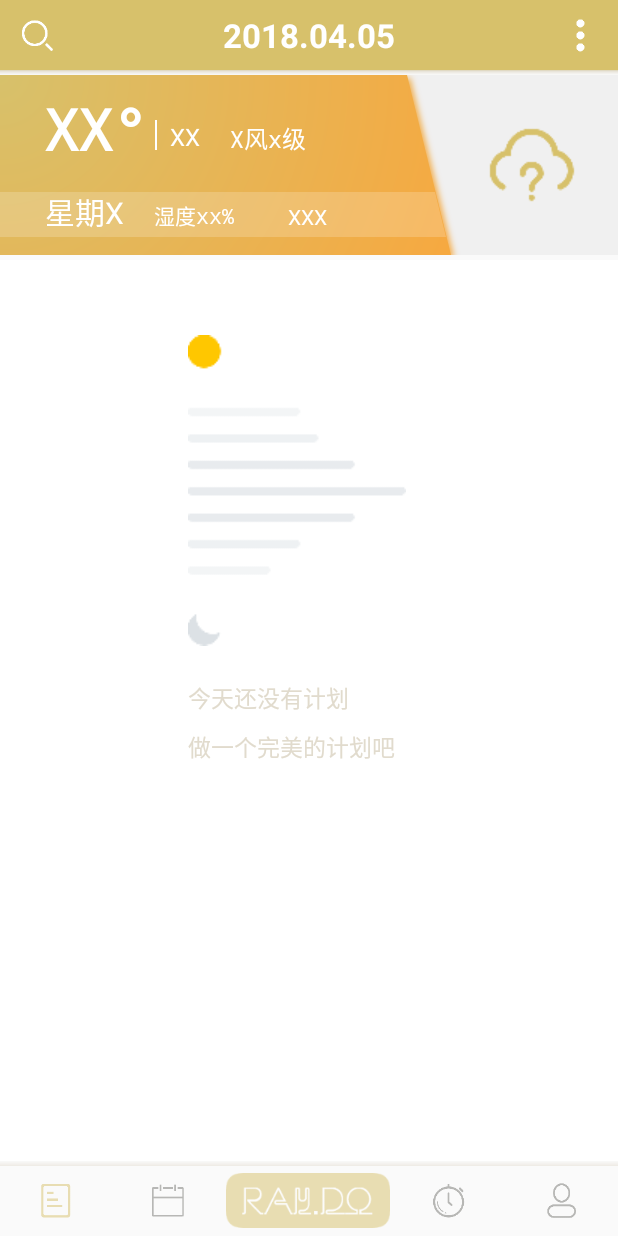
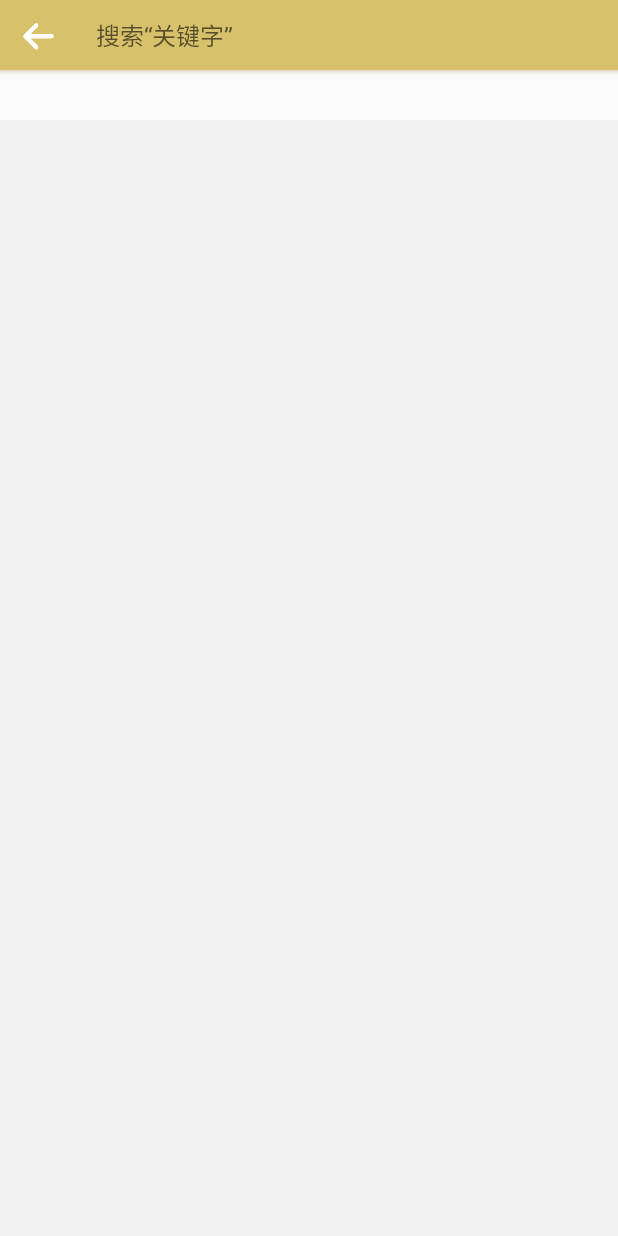
Before and after one commit to Raindus/Ray.do, an Android app: the screen it shows after launch (MainActivity before the commit, QueryActivity after it), after a tap on an icon or button, on a phone screen of 412 x 824 dp. Run offline under Robolectric (Android 15) with nearby library versions, the phone set to English and light mode, and no system bars; libraries missing offline, so code that uses them is left out: com.amap.api, com.haibin.calendarview, io.objectbox, io.objectbox.query; 11 statements that could not run were skipped.

Commit message:
完成 计划 “关键字” 匹配搜索

```diff
--- a/app/src/main/AndroidManifest.xml
+++ b/app/src/main/AndroidManifest.xml
@@ -38,6 +38,11 @@
                 <category android:name="android.intent.category.DEFAULT" />
             </intent-filter>
         </activity>
+        <activity android:name=".activity.QueryActivity">
+            <intent-filter>
+                <category android:name="android.intent.category.DEFAULT" />
+            </intent-filter>
+        </activity>
     </application>
 
 </manifest>
--- /dev/null
+++ b/app/src/main/java/com/raindus/raydo/activity/QueryActivity.java
@@ -0,0 +1,130 @@
+package com.raindus.raydo.activity;
+
+import android.os.Bundle;
+import android.support.v7.widget.LinearLayoutManager;
+import android.support.v7.widget.RecyclerView;
+import android.text.Editable;
+import android.text.TextWatcher;
+import android.view.View;
+import android.widget.EditText;
+import android.widget.ImageButton;
+import android.widget.RelativeLayout;
+import android.widget.TextView;
+
+import com.raindus.raydo.R;
+import com.raindus.raydo.dao.ObjectBox;
+import com.raindus.raydo.plan.PlanAdapter;
+import com.raindus.raydo.plan.entity.PlanEntity;
+
+import java.util.Arrays;
+import java.util.List;
+
+/**
+ * Created by Raindus on 2018/4/5.
+ */
+
+public class QueryActivity extends BaseActivity implements PlanAdapter.PlanAdapterListener {
+
+    private static final String QUERY_NUM = "共找到%d条计划";
+
+    private ImageButton mBtnClean;
+    private EditText mEtKeyword;
+
+    private TextView mTvNum;
+    private RelativeLayout mRlEmpty;
+    private RecyclerView mRvPlan;
+    private PlanAdapter mPlanAdapter;
+    private LinearLayoutManager mLayoutManager;
+
+    @Override
+    protected void onCreate(Bundle savedInstanceState) {
+        super.onCreate(savedInstanceState);
+        setContentView(R.layout.activity_query);
+
+        initView();
+    }
+
+    private void initView() {
+        findViewById(R.id.query_back).setOnClickListener(this);
+        mBtnClean = findViewById(R.id.query_clean);
+        mBtnClean.setOnClickListener(this);
+
+        mEtKeyword = findViewById(R.id.query_keyword);
+        mEtKeyword.addTextChangedListener(mQueryWatch);
+
+        mTvNum = findViewById(R.id.query_num);
+        mRlEmpty = findViewById(R.id.query_empty);
+
+        mRvPlan = findViewById(R.id.query_list);
+        mLayoutManager = new LinearLayoutManager(this);
+        mRvPlan.setLayoutManager(mLayoutManager);
+        mPlanAdapter = new PlanAdapter(this);
+        mPlanAdapter.setPlanAdapterListener(this);
+        mRvPlan.setAdapter(mPlanAdapter);
+    }
+
+    private TextWatcher mQueryWatch = new TextWatcher() {
+        @Override
+        public void beforeTextChanged(CharSequence s, int start, int count, int after) {
+        }
+
+        @Override
+        public void onTextChanged(CharSequence s, int start, int before, int count) {
+            if (s.length() == 0) {
+                mPlanAdapter.setPlanData(null);
+                mTvNum.setText("");
+                mBtnClean.setVisibility(View.INVISIBLE);
+                mRlEmpty.setVisibility(View.GONE);
+                return;
+            } else
+                mBtnClean.setVisibility(View.VISIBLE);
+
+            String text = s.toString().trim();
+            String[] split = text.split(" ");
+            List<PlanEntity> list = ObjectBox.PlanEntityBox.queryKeyword(getApplication(), split);
+
+            if (list == null)
+                mPlanAdapter.setPlanData(null);
+            else
+                mPlanAdapter.setPlanData(Arrays.asList(list.toArray(new Object[0])));
+        }
+
+        @Override
+        public void afterTextChanged(Editable s) {
+        }
+    };
+
+    @Override
+    public void onClick(View v) {
+        switch (v.getId()) {
+            case R.id.query_back:
+                finish();
+                break;
+            case R.id.query_clean:
+                mEtKeyword.setText("");
+                mBtnClean.setVisibility(View.INVISIBLE);
+                break;
+        }
+    }
+
+    @Override
+    public void onDataChanged(int itemCount) {
+        if (itemCount == 0) {
+            mRlEmpty.setVisibility(View.VISIBLE);
+            mTvNum.setText("");
+        } else {
+            mRlEmpty.setVisibility(View.GONE);
+            mTvNum.setText(String.format(QUERY_NUM, itemCount));
+        }
+    }
+
+    @Override
+    public void onPlanItemClick(View view, int position) {
+
+    }
+
+    @Override
+    public void onPlanItemLongClick(View view, int position) {
+
+    }
+}
--- a/app/src/main/java/com/raindus/raydo/calendar/PlanWeekView.java
+++ b/app/src/main/java/com/raindus/raydo/calendar/PlanWeekView.java
@@ -117,6 +117,8 @@ public class PlanWeekView extends WeekView {
         if (isSelected) {
             mPointPaint.setColor(Color.WHITE);
         } else {
+            if (calendar.isCurrentDay())// onDrawText 绘制，防止覆盖
+                return;
             mPointPaint.setColor(getResources().getColor(R.color.dandongshi));
         }
 
@@ -131,6 +133,8 @@ public class PlanWeekView extends WeekView {
 
         if (calendar.isCurrentDay() && !isSelected) {
             canvas.drawCircle(cx, cy, mRadius, mCurrentDayPaint);
+            mPointPaint.setColor(getResources().getColor(R.color.dandongshi));
+            canvas.drawCircle(x + mItemWidth / 2, mItemHeight - 3 * mPadding, mPointRadius, mPointPaint);
         }
 
         if (hasScheme) {
--- a/app/src/main/java/com/raindus/raydo/fragment/PlanFragment.java
+++ b/app/src/main/java/com/raindus/raydo/fragment/PlanFragment.java
@@ -17,6 +17,7 @@ import android.widget.Toast;
 import com.amap.api.location.AMapLocation;
 import com.amap.api.services.weather.LocalWeatherLive;
 import com.raindus.raydo.R;
+import com.raindus.raydo.activity.QueryActivity;
 import com.raindus.raydo.plan.PlanAdapter;
 import com.raindus.raydo.plan.PlanSort;
 import com.raindus.raydo.plan.PlanSortDelegate;
@@ -185,7 +186,7 @@ public class PlanFragment extends BaseFragment implements PlanAdapter.PlanAdapte
     public void onClick(View view) {
         switch (view.getId()) {
             case R.id.plan_search:
-                Toast.makeText(getActivity(), "search", Toast.LENGTH_SHORT).show();
+                overlay(QueryActivity.class);
                 break;
             case R.id.plan_more:
                 getView().findViewById(R.id.plan_more).performLongClick();
--- a/app/src/main/java/com/raindus/raydo/plan/PlanAdapter.java
+++ b/app/src/main/java/com/raindus/raydo/plan/PlanAdapter.java
@@ -2,9 +2,7 @@ package com.raindus.raydo.plan;
 
 import android.content.Context;
 import android.support.v7.widget.RecyclerView;
-import android.view.ContextMenu;
 import android.view.LayoutInflater;
-import android.view.MenuInflater;
 import android.view.View;
 import android.view.ViewGroup;
 import android.widget.ImageView;
@@ -15,7 +13,6 @@ import com.raindus.raydo.common.DateUtils;
 import com.raindus.raydo.plan.entity.PlanEntity;
 
 import java.util.ArrayList;
-import java.util.Date;
 import java.util.List;
 
 /**
@@ -84,12 +81,13 @@ public class PlanAdapter extends RecyclerView.Adapter {
 
     public void setPlanData(List<Object> data) {
         if (data == null)
-            mData.clear();
+            mData = new ArrayList<>();
         else
             mData = data;
 
         if (mPlanAdapterListener != null)
             mPlanAdapterListener.onDataChanged(mData.size());
+
         notifyDataSetChanged();
     }
 
--- /dev/null
+++ b/app/src/main/res/layout/activity_query.xml
@@ -0,0 +1,99 @@
+<?xml version="1.0" encoding="utf-8"?>
+<LinearLayout xmlns:android="http://schemas.android.com/apk/res/android"
+    android:layout_width="match_parent"
+    android:layout_height="match_parent"
+    android:orientation="vertical">
+
+    <RelativeLayout
+        android:layout_width="match_parent"
+        android:layout_height="50dp"
+        android:background="@drawable/titlebar_bottom_shadow">
+
+        <ImageButton
+            android:id="@+id/query_back"
+            android:layout_width="50dp"
+            android:layout_height="50dp"
+            android:background="?android:attr/selectableItemBackgroundBorderless"
+            android:scaleType="fitCenter"
+            android:scaleX="0.6"
+            android:scaleY="0.6"
+            android:src="@drawable/ic_action_back" />
+
+        <EditText
+            android:id="@+id/query_keyword"
+            android:layout_width="match_parent"
+            android:layout_height="match_parent"
+            android:layout_marginHorizontal="60dp"
+            android:gravity="center_vertical"
+            android:hint="搜索“关键字”"
+            android:singleLine="true"
+            android:textColor="@android:color/white"
+            android:textCursorDrawable="@null"
+            android:textSize="16dp" />
+
+        <ImageButton
+            android:id="@+id/query_clean"
+            android:layout_width="50dp"
+            android:layout_height="50dp"
+            android:layout_alignParentRight="true"
+            android:background="?android:attr/selectableItemBackgroundBorderless"
+            android:scaleType="fitCenter"
+            android:scaleX="0.5"
+            android:scaleY="0.5"
+            android:src="@drawable/ic_action_negative"
+            android:visibility="invisible" />
+    </RelativeLayout>
+
+    <FrameLayout
+        android:layout_width="match_parent"
+        android:layout_height="match_parent">
+
+        <LinearLayout
+            android:layout_width="match_parent"
+            android:layout_height="match_parent"
+            android:orientation="vertical">
+
+            <TextView
+                android:id="@+id/query_num"
+                android:layout_width="match_parent"
+                android:layout_height="30dp"
+                android:gravity="center_vertical"
+                android:paddingLeft="30dp"
+                android:textSize="12dp" />
+
+            <android.support.v7.widget.RecyclerView
+                android:id="@+id/query_list"
+                android:layout_width="match_parent"
+                android:layout_height="match_parent"
+                android:background="@color/w_background"
+                android:overScrollMode="never" />
+        </LinearLayout>
+
+        <RelativeLayout
+            android:id="@+id/query_empty"
+            android:layout_width="match_parent"
+            android:layout_height="match_parent"
+            android:background="@android:color/white"
+            android:visibility="gone">
+
+            <ImageView
+                android:layout_width="161dp"
+                android:layout_height="110dp"
+                android:layout_centerHorizontal="true"
+                android:layout_marginTop="60dp"
+                android:src="@drawable/query_empty" />
+
+            <TextView
+                android:layout_width="wrap_content"
+                android:layout_height="wrap_content"
+                android:layout_centerHorizontal="true"
+                android:layout_marginTop="200dp"
+                android:text="抱歉，没有找到相关计划"
+                android:textColor="@color/qianzonghui"
+                android:textSize="15dp" />
+
+        </RelativeLayout>
+
+    </FrameLayout>
+
+</LinearLayout>
```
Also changed, not shown: app/src/main/java/com/raindus/raydo/calendar/PlanMonthView.java (+8 -0 lines), app/src/main/java/com/raindus/raydo/dao/ObjectBox.java (+21 -0 lines), app/src/main/res/layout/item_plan.xml (+10 -7 lines), app/src/main/res/drawable-xxhdpi/ic_action_back.png (added), app/src/main/res/drawable-xxhdpi/query_empty.png (added).
